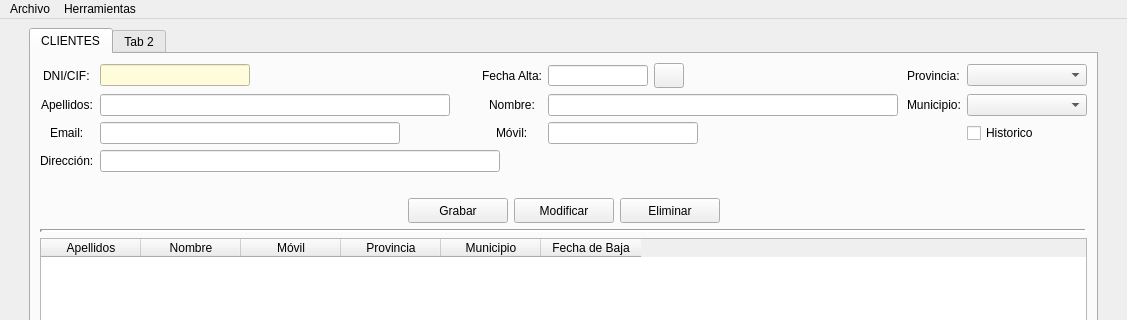
AmarinoLama/desarrolloInterfaces_Proyecto, file templates/venPrincipal.ui: the form before one commit; both pictures show x 0 to 1127 and y 0 to 320 of the 1127 by 802 pixel window.
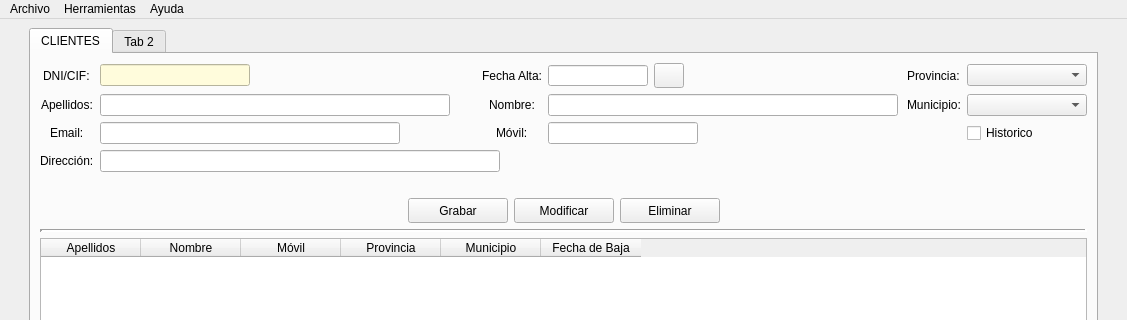
The form after the commit. Icons and pictures are not drawn.

Commit message: feat() : añadir boton ayuda

Patch:
```diff
--- a/templates/venPrincipal.ui
+++ b/templates/venPrincipal.ui
@@ -614,8 +614,14 @@
     <addaction name="actionCrear_Backup"/>
     <addaction name="actionCargar_Backup"/>
    </widget>
+   <widget class="QMenu" name="menuAyuda">
+    <property name="title">
+     <string>Ayuda</string>
+    </property>
+   </widget>
    <addaction name="menuArchivo"/>
    <addaction name="menuHerramientas"/>
+   <addaction name="menuAyuda"/>
   </widget>
   <widget class="QStatusBar" name="statusbar"/>
   <action name="actionSalir">
```
The commit also changes 1 other file.
